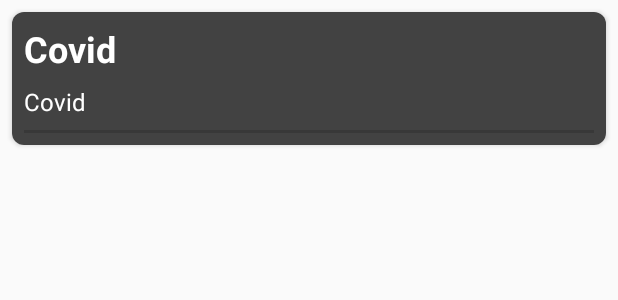
After one commit to David-Hackro/Covid, an Android app: the layout item_total_covid.xml on its own in the app's theme, with its tools: preview values and no code run, on a phone screen of 412 x 824 dp. The commit adds this screen. Shown: the top 300 px of the screen. Run offline under Robolectric (Android 15) with nearby library versions, the phone set to English and light mode, and no system bars.

Commit message:
add many changes

```diff
--- a/app/src/main/java/com/david/hackro/covid/presentation/fragment/CountriesFragment.kt
+++ b/app/src/main/java/com/david/hackro/covid/presentation/fragment/CountriesFragment.kt
@@ -1,7 +1,9 @@
 package com.david.hackro.covid.presentation.fragment
 
 import android.os.Bundle
+import android.view.LayoutInflater
 import android.view.View
+import android.view.ViewGroup
 import com.david.hackro.covid.R
 
 class CountriesFragment : BaseFragment() {
--- a/app/src/main/res/layout/activity_main.xml
+++ b/app/src/main/res/layout/activity_main.xml
@@ -10,6 +10,7 @@
         android:id="@+id/bottomNav"
         android:layout_width="@dimen/empty_size"
         android:layout_height="wrap_content"
+        android:background="?android:attr/windowBackground"
         android:elevation="@dimen/dimen_10"
         app:labelVisibilityMode="unlabeled"
         app:layout_constraintBottom_toBottomOf="parent"
--- /dev/null
+++ b/app/src/main/res/layout/item_total_covid.xml
@@ -0,0 +1,64 @@
+<?xml version="1.0" encoding="utf-8"?>
+<androidx.cardview.widget.CardView xmlns:android="http://schemas.android.com/apk/res/android"
+    xmlns:app="http://schemas.android.com/apk/res-auto"
+    xmlns:tools="http://schemas.android.com/tools"
+    android:layout_width="match_parent"
+    android:layout_height="wrap_content"
+    android:layout_margin="@dimen/small_size"
+    android:background="@color/cardview_dark_background"
+    app:cardCornerRadius="@dimen/small_size">
+
+    <androidx.constraintlayout.widget.ConstraintLayout
+        android:layout_width="match_parent"
+        android:layout_height="match_parent"
+        android:background="@color/cardview_dark_background">
+
+        <TextView
+            android:id="@+id/totalCases"
+            android:layout_width="@dimen/empty_size"
+            android:layout_height="wrap_content"
+            android:layout_marginStart="@dimen/small_size"
+            android:layout_marginTop="@dimen/small_size"
+            android:layout_marginEnd="@dimen/small_size"
+            android:textColor="@android:color/white"
+            android:textSize="@dimen/text_size_24"
+            android:textStyle="bold"
+            app:layout_constraintEnd_toEndOf="parent"
+            app:layout_constraintHorizontal_bias="0.045"
+            app:layout_constraintStart_toStartOf="parent"
+            app:layout_constraintTop_toTopOf="parent"
+            tools:text="@string/app_name" />
+
+        <TextView
+            android:id="@+id/description"
+            android:layout_width="@dimen/empty_size"
+            android:layout_height="wrap_content"
+            android:layout_marginStart="@dimen/small_size"
+            android:layout_marginTop="@dimen/small_size"
+            android:layout_marginEnd="@dimen/small_size"
+            android:textColor="@android:color/white"
+            android:textSize="@dimen/text_size_16"
+            app:layout_constraintEnd_toEndOf="parent"
+            app:layout_constraintHorizontal_bias="0.048"
+            app:layout_constraintStart_toStartOf="parent"
+            app:layout_constraintTop_toBottomOf="@+id/totalCases"
+            tools:text="@string/app_name" />
+
+        <ProgressBar
+            android:id="@+id/colorBar"
+            style="?android:attr/progressBarStyleHorizontal"
+            android:layout_width="@dimen/empty_size"
+            android:layout_height="@dimen/micro_size"
+            android:layout_marginStart="@dimen/small_size"
+            android:layout_marginTop="@dimen/small_size"
+            android:layout_marginEnd="@dimen/small_size"
+            android:layout_marginBottom="@dimen/small_size"
+            app:layout_constraintBottom_toBottomOf="parent"
+            app:layout_constraintEnd_toEndOf="parent"
+            app:layout_constraintHorizontal_bias="0.041"
+            app:layout_constraintStart_toStartOf="parent"
+            app:layout_constraintTop_toBottomOf="@+id/description" />
+
+    </androidx.constraintlayout.widget.ConstraintLayout>
+
+</androidx.cardview.widget.CardView>
--- a/app/src/main/res/navigation/nav_graph.xml
+++ b/app/src/main/res/navigation/nav_graph.xml
@@ -10,6 +10,7 @@
         android:name="com.david.hackro.covid.presentation.fragment.TotalsFragment"
         android:label="fragment_totals"
         tools:layout="@layout/fragment_totals" />
+
     <fragment
         android:id="@+id/countriesFragment"
         android:name="com.david.hackro.covid.presentation.fragment.CountriesFragment"
--- a/app/src/main/res/values/colors.xml
+++ b/app/src/main/res/values/colors.xml
@@ -1,6 +1,14 @@
 <?xml version="1.0" encoding="utf-8"?>
 <resources>
-    <color name="colorPrimary">#6200EE</color>
+    <color name="colorPrimary">#BB86FC</color>
     <color name="colorPrimaryDark">#3700B3</color>
     <color name="colorAccent">#03DAC5</color>
+
+    <color name="background">#222222</color>
+
+    <color name="confirmed">#d50000</color>
+    <color name="recovered">#00c853</color>
+    <color name="critical">#ffd600</color>
+    <color name="deaths">#979D9F</color>
+
 </resources>
--- a/app/src/main/res/values/dimens.xml
+++ b/app/src/main/res/values/dimens.xml
@@ -1,6 +1,15 @@
 <?xml version="1.0" encoding="utf-8"?>
 <resources>
     <dimen name="empty_size">0dp</dimen>
+    <dimen name="micro_size">2dp</dimen>
+    <dimen name="small_size">8dp</dimen>
+    <dimen name="default_size">16dp</dimen>
 
     <dimen name="dimen_10">10dp</dimen>
+
+    <dimen name="text_size_12">12sp</dimen>
+    <dimen name="text_size_14">14sp</dimen>
+    <dimen name="text_size_16">16sp</dimen>
+    <dimen name="text_size_24">24sp</dimen>
+
 </resources>
--- a/app/src/main/res/values/strings.xml
+++ b/app/src/main/res/values/strings.xml
@@ -6,4 +6,9 @@
     <string name="tab_totals">Totals</string>
     <string name="tab_countries">Countries</string>
     <string name="tab_maps">Maps</string>
+
+    <string name="confirmed">Confirmed</string>
+    <string name="recovered">Recovered</string>
+    <string name="critical">Critical</string>
+    <string name="deaths">Deaths</string>
 </resources>
--- a/build.gradle
+++ b/build.gradle
@@ -5,7 +5,6 @@ buildscript {
     repositories {
         google()
         jcenter()
-
     }
     dependencies {
         classpath 'com.android.tools.build:gradle:3.6.2'
@@ -20,7 +19,7 @@ allprojects {
     repositories {
         google()
         jcenter()
-
+        maven { url 'https://jitpack.io' }
     }
 }
 
--- a/buildSrc/src/main/java/Dependencies.kt
+++ b/buildSrc/src/main/java/Dependencies.kt
@@ -5,7 +5,7 @@ object Versions {
     const val core = "1.2.0"
     const val lifecycle = "2.2.0"
     const val navigation = "2.3.0-alpha06"
-
+    const val legacy = "1.0.0"
     const val material = "1.1.0"
 
     const val retrofit = "2.6.0"
@@ -13,6 +13,7 @@ object Versions {
     const val chuck = "1.1.0"
 
     const val timber = "4.7.1"
+    const val androidChart = "v3.1.0"
 
     const val koin = "2.1.5"
 }
@@ -24,6 +25,7 @@ object Kotlin {
 object AndroidX {
     const val appCompat = "androidx.appcompat:appcompat:${Versions.appcompat}"
     const val core = "androidx.core:core-ktx:${Versions.core}"
+    const val legacy = "androidx.legacy:legacy-support-v4:${Versions.legacy}"
     const val lifecycleExtensions = "androidx.lifecycle:lifecycle-extensions:${Versions.lifecycle}"
     const val lifecycleCompiler = "androidx.lifecycle:lifecycle-compiler:${Versions.lifecycle}"
     const val lifecycleRuntime = "androidx.lifecycle:lifecycle-runtime-ktx:${Versions.lifecycle}"
@@ -55,4 +57,5 @@ object Koin {
 
 object ThirdPartyLibrary {
     const val timber = "com.jakewharton.timber:timber:${Versions.timber}"
+    const val androidChart = "com.github.PhilJay:MPAndroidChart:${Versions.androidChart}"
 }
--- a/stats/src/main/java/com/david/hackro/stats/domain/model/Totals.kt
+++ b/stats/src/main/java/com/david/hackro/stats/domain/model/Totals.kt
@@ -15,3 +15,5 @@ data class Totals(
 
 	val deaths: Int
 )
+
+fun Totals.toItemList() = listOf<Int>(confirmed, recovered, critical, deaths)
```
Also changed, not shown: androidext/src/main/java/com/david/hackro/androidext/LiveData.kt (added, +8 -0 lines), app/build.gradle (+10 -1 lines), app/src/main/java/com/david/hackro/covid/presentation/adapter/TotalAdapter.kt (added, +32 -0 lines), app/src/main/java/com/david/hackro/covid/presentation/adapter/TotalViewHolder.kt (added, +41 -0 lines), app/src/main/java/com/david/hackro/covid/presentation/fragment/TotalsFragment.kt (+86 -0 lines), app/src/main/res/layout/fragment_totals.xml (+27 -8 lines), 87 other files.
